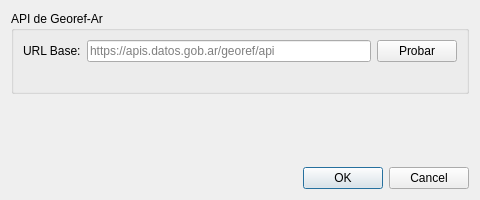
This is ui/settings_dialog.ui in datosgobar/georef-ar-qgis-plugin as Qt 5 draws it before an edit. The edited form follows.
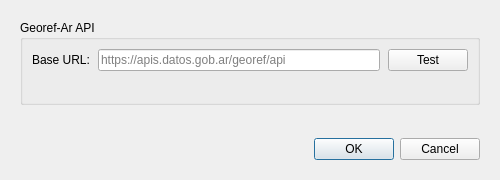
This is the edited form.

```diff
--- a/ui/settings_dialog.ui
+++ b/ui/settings_dialog.ui
@@ -6,24 +6,42 @@
    <rect>
     <x>0</x>
     <y>0</y>
-    <width>480</width>
-    <height>200</height>
+    <width>500</width>
+    <height>180</height>
    </rect>
   </property>
   <property name="windowTitle">
    <string>Configuración - Georef AR</string>
   </property>
   <layout class="QVBoxLayout" name="verticalLayout">
+   <property name="spacing">
+    <number>12</number>
+   </property>
+   <property name="leftMargin">
+    <number>20</number>
+   </property>
+   <property name="topMargin">
+    <number>20</number>
+   </property>
+   <property name="rightMargin">
+    <number>20</number>
+   </property>
+   <property name="bottomMargin">
+    <number>20</number>
+   </property>
    <item>
     <widget class="QGroupBox" name="groupBox">
      <property name="title">
-      <string>API de Georef-Ar</string>
+      <string>Georef-Ar API</string>
      </property>
      <layout class="QGridLayout" name="gridLayout">
+      <property name="spacing">
+       <number>8</number>
+      </property>
       <item row="0" column="0">
        <widget class="QLabel" name="label">
         <property name="text">
-         <string>URL Base:</string>
+         <string>Base URL:</string>
         </property>
        </widget>
       </item>
@@ -37,7 +55,7 @@
       <item row="0" column="2">
        <widget class="QPushButton" name="btn_test_api">
         <property name="text">
-         <string>Probar</string>
+         <string>Test</string>
         </property>
        </widget>
       </item>
@@ -62,7 +80,7 @@
      <property name="sizeHint" stdset="0">
       <size>
        <width>20</width>
-       <height>40</height>
+       <height>10</height>
       </size>
      </property>
     </spacer>
```
Left out of the diff: 23 changed lines with no effect on the pictures.
